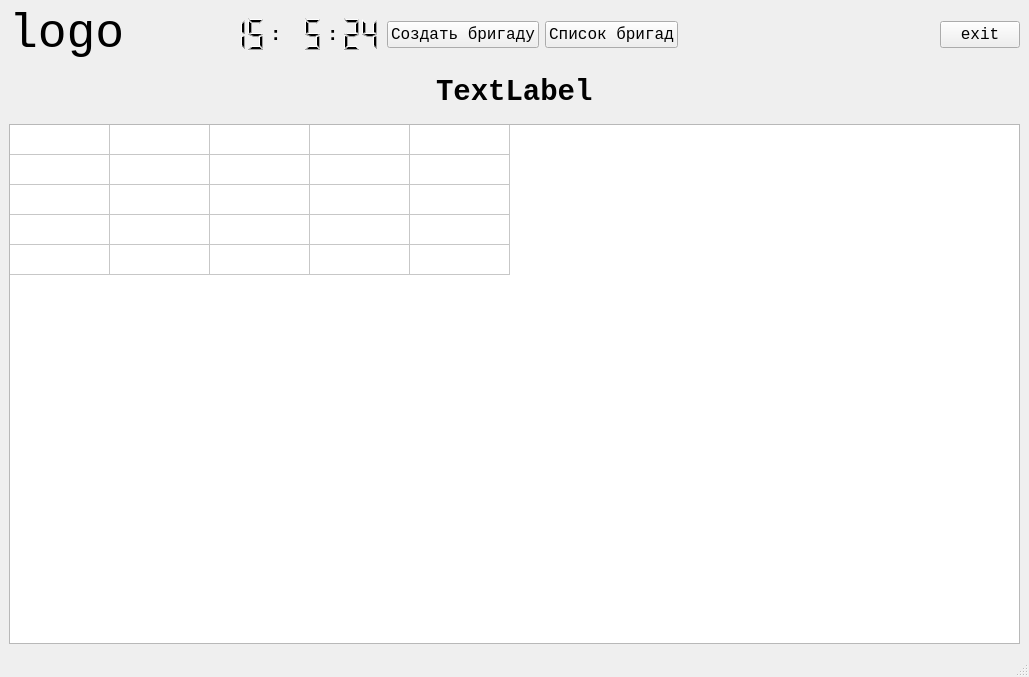
Old version of the form views/ui/main_ui.ui in the repository Hudrolax/leskraft_terminal.
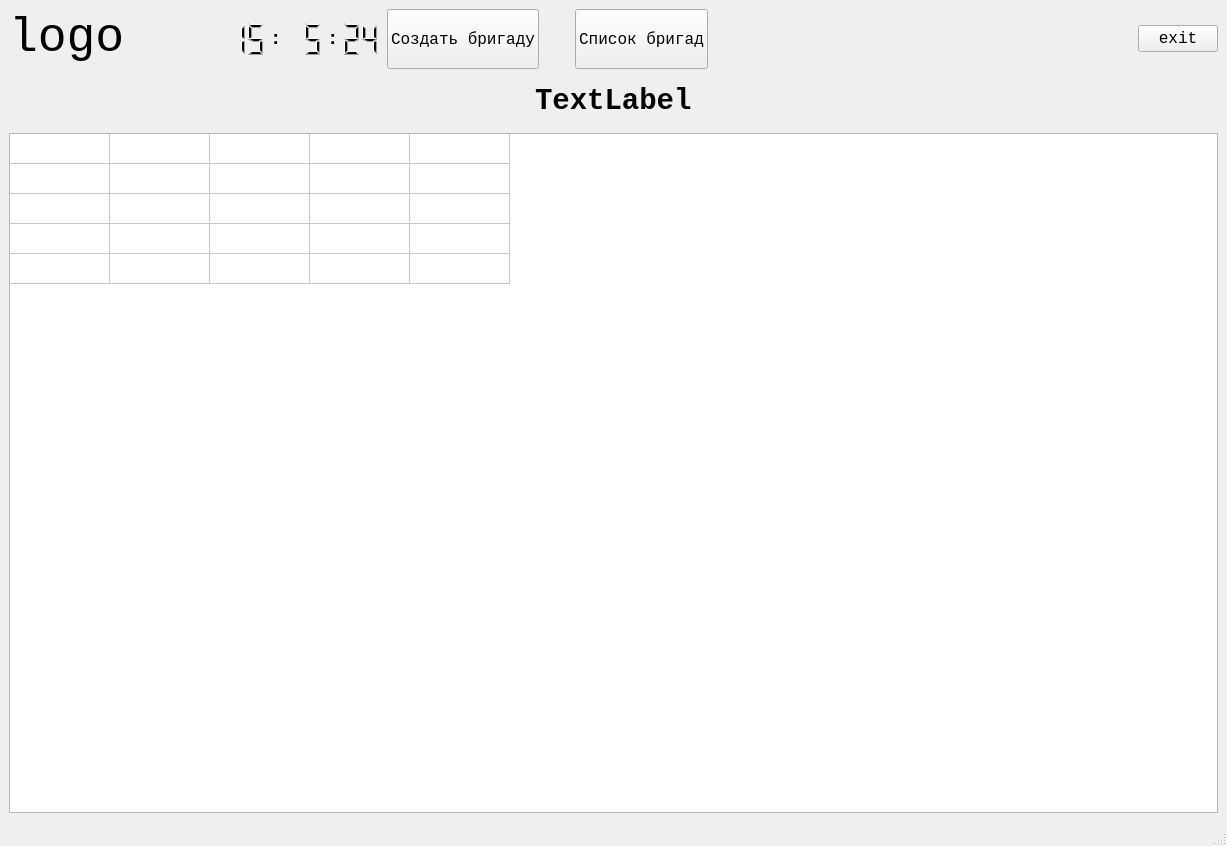
New version of the form.

Patch:
```diff
--- a/views/ui/main_ui.ui
+++ b/views/ui/main_ui.ui
@@ -6,8 +6,8 @@
    <rect>
     <x>0</x>
     <y>0</y>
-    <width>1029</width>
-    <height>677</height>
+    <width>1227</width>
+    <height>846</height>
    </rect>
   </property>
   <property name="font">
@@ -196,13 +196,41 @@
       </item>
       <item>
        <widget class="QPushButton" name="create_team_btn">
+        <property name="minimumSize">
+         <size>
+          <width>120</width>
+          <height>60</height>
+         </size>
+        </property>
         <property name="text">
          <string>Создать бригаду</string>
         </property>
        </widget>
       </item>
+      <item>
+       <spacer name="horizontalSpacer_3">
+        <property name="orientation">
+         <enum>Qt::Horizontal</enum>
+        </property>
+        <property name="sizeType">
+         <enum>QSizePolicy::Minimum</enum>
+        </property>
+        <property name="sizeHint" stdset="0">
+         <size>
+          <width>30</width>
+          <height>20</height>
+         </size>
+        </property>
+       </spacer>
+      </item>
       <item>
        <widget class="QPushButton" name="teamslist_btn">
+        <property name="minimumSize">
+         <size>
+          <width>120</width>
+          <height>60</height>
+         </size>
+        </property>
         <property name="text">
          <string>Список бригад</string>
         </property>
```
Left out of the diff: 2 changed lines with no effect on the pictures.
